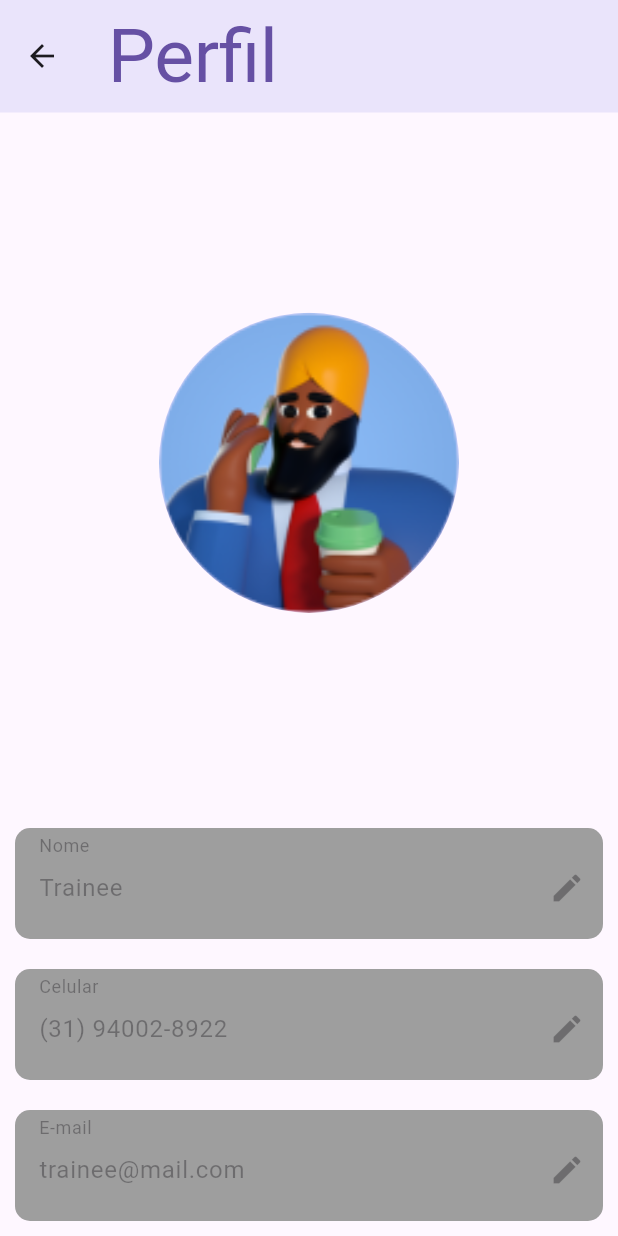
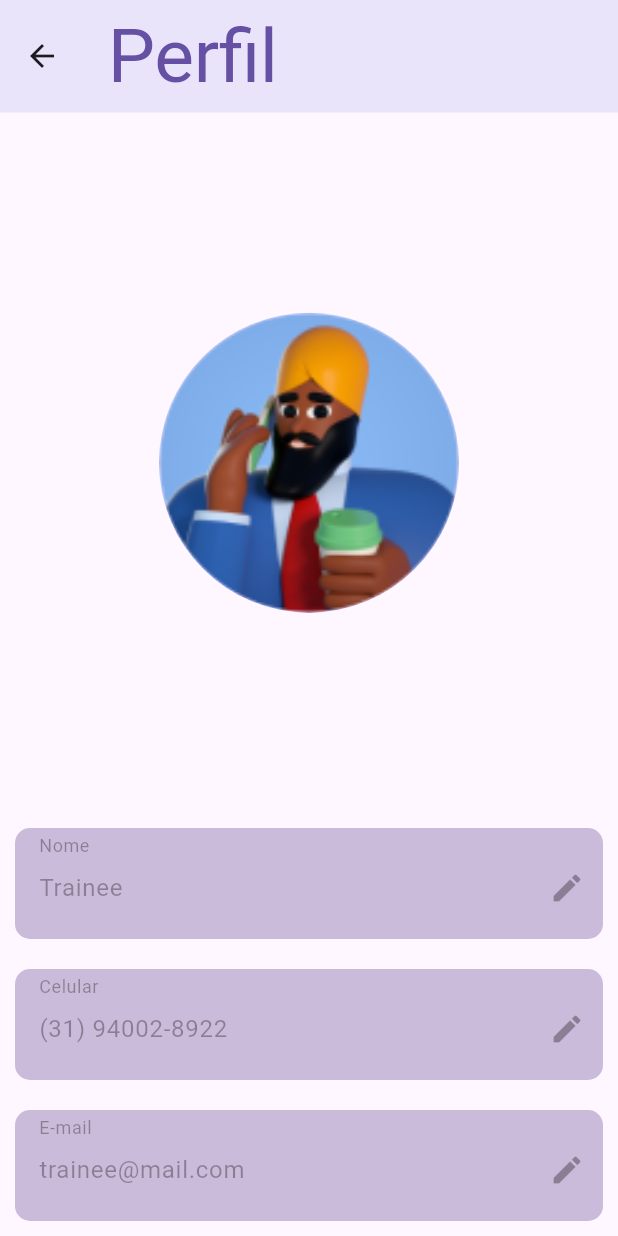
Before and after one commit to feed0/my_trainer, a Flutter app: the ProfilePage screen opened directly, on a phone screen of 412 x 824 dp. Run offline on Flutter 3.47's test engine with Material 3 defaults, Android fonts, the phone set to English and light mode, and no system bars; accounts and stored records are empty.

Commit message:
Profile TextBoxes are now BrandColoured

```diff
--- a/lib/views/profile_page.dart
+++ b/lib/views/profile_page.dart
@@ -4,7 +4,6 @@ import '/models/brand.dart';
 import '/views/components/app_title.dart';
 import '/view_models/users_viewmodel.dart';
 import 'package:provider/provider.dart';
-
 
 class ProfilePage extends StatelessWidget {
   const ProfilePage({super.key});
@@ -20,30 +19,79 @@ class ProfilePage extends StatelessWidget {
     return Scaffold(
         // backgroundColor: Brand.background,
         appBar: const AppTitle('Perfil'),
-      body: SizedBox(width:double.infinity, child: Column(children: [
-        Expanded(child: Center(child: CircleAvatar(backgroundImage: AssetImage(user.picture), radius: 100),)),
-        Column(children: [
-          Container(margin: const EdgeInsets.all(10), decoration: const BoxDecoration(borderRadius: BorderRadius.all(Radius.circular(10)), color:Colors.grey), padding: const EdgeInsets.only(top: 12, bottom: 6),
-            child: TextFormField(enabled: false, keyboardType: TextInputType.text, controller: TextEditingController(text: user.name), decoration: const InputDecoration(labelText: 'Nome', hintText: 'Entre com seu nome',
+        body: SizedBox(
+          width: double.infinity,
+          child: Column(
+            children: [
+              Expanded(
+                  child: Center(
+                child: CircleAvatar(
+                    backgroundImage: AssetImage(user.picture), radius: 100),
+              )),
+              Column(
+                children: [
+                  Container(
+                      margin: const EdgeInsets.all(10),
+                      decoration: const BoxDecoration(
+                          borderRadius: BorderRadius.all(Radius.circular(10)),
+                          color: Brand.containerBG),
+                      padding: const EdgeInsets.only(top: 12, bottom: 6),
+                      child: TextFormField(
+                        enabled: false,
+                        keyboardType: TextInputType.text,
+                        controller: TextEditingController(text: user.name),
+                        decoration: const InputDecoration(
+                            labelText: 'Nome',
+                            hintText: 'Entre com seu nome',
                             disabledBorder: OutlineInputBorder(
-              borderSide: BorderSide(color: Colors.transparent), // Borda invisível
+                              borderSide: BorderSide(
+                                  color: Colors.transparent), // Borda invisível
                             ),
-          suffixIcon: Icon(Icons.edit)),)),
-          Container(margin: const EdgeInsets.all(10), decoration: const BoxDecoration(borderRadius: BorderRadius.all(Radius.circular(10)), color:Colors.grey), padding: const EdgeInsets.only(top: 12, bottom: 6),
-          child: TextFormField(enabled: false, keyboardType: TextInputType.number, controller: TextEditingController(text: user.phone), decoration: const InputDecoration(labelText: 'Celular', hintText: 'Entre com seu número de celular',
+                            suffixIcon: Icon(Icons.edit)),
+                      )),
+                  Container(
+                      margin: const EdgeInsets.all(10),
+                      decoration: const BoxDecoration(
+                          borderRadius: BorderRadius.all(Radius.circular(10)),
+                          color: Brand.containerBG),
+                      padding: const EdgeInsets.only(top: 12, bottom: 6),
+                      child: TextFormField(
+                        enabled: false,
+                        keyboardType: TextInputType.number,
+                        controller: TextEditingController(text: user.phone),
+                        decoration: const InputDecoration(
+                            labelText: 'Celular',
+                            hintText: 'Entre com seu número de celular',
                             disabledBorder: OutlineInputBorder(
-              borderSide: BorderSide(color: Colors.transparent), // Borda invisível
+                              borderSide: BorderSide(
+                                  color: Colors.transparent), // Borda invisível
                             ),
-          suffixIcon: Icon(Icons.edit)),)),
-          Container(margin: const EdgeInsets.all(10), decoration: const BoxDecoration(borderRadius: BorderRadius.all(Radius.circular(10)), color:Colors.grey), padding: const EdgeInsets.only(top: 12, bottom: 6),
-          child: TextFormField(enabled: false, keyboardType: TextInputType.emailAddress, controller: TextEditingController(text: user.email), decoration: const InputDecoration(labelText: 'E-mail', hintText: 'Entre com seu email',
+                            suffixIcon: Icon(Icons.edit)),
+                      )),
+                  Container(
+                      margin: const EdgeInsets.all(10),
+                      decoration: const BoxDecoration(
+                          borderRadius: BorderRadius.all(Radius.circular(10)),
+                          color: Brand.containerBG),
+                      padding: const EdgeInsets.only(top: 12, bottom: 6),
+                      child: TextFormField(
+                        enabled: false,
+                        keyboardType: TextInputType.emailAddress,
+                        controller: TextEditingController(text: user.email),
+                        decoration: const InputDecoration(
+                            labelText: 'E-mail',
+                            hintText: 'Entre com seu email',
                             disabledBorder: OutlineInputBorder(
-              borderSide: BorderSide(color: Colors.transparent), // Borda invisível
+                              borderSide: BorderSide(
+                                  color: Colors.transparent), // Borda invisível
                             ),
-          suffixIcon: Icon(Icons.edit)),)),
-        ],)
-      ],),)
-    );
+                            suffixIcon: Icon(Icons.edit)),
+                      )),
+                ],
+              )
+            ],
+          ),
+        ));
     // return Scaffold(
     //   // backgroundColor: Brand.background,
     //   appBar: const AppTitle('Perfil'),
```
Also changed, not shown: lib/views/components/exercise_tile.dart (+0 -14 lines). Lines whose indentation alone changed are shown as unchanged.
